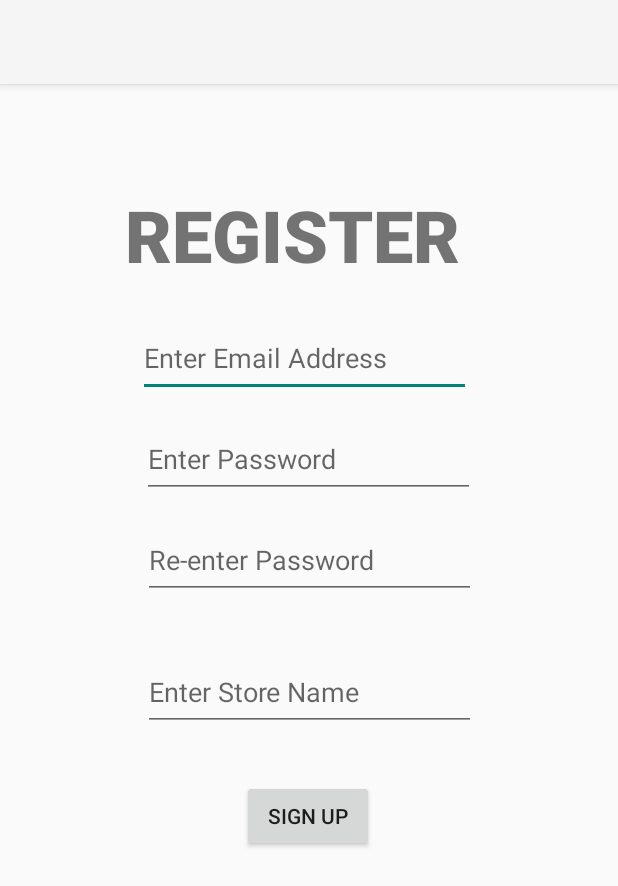
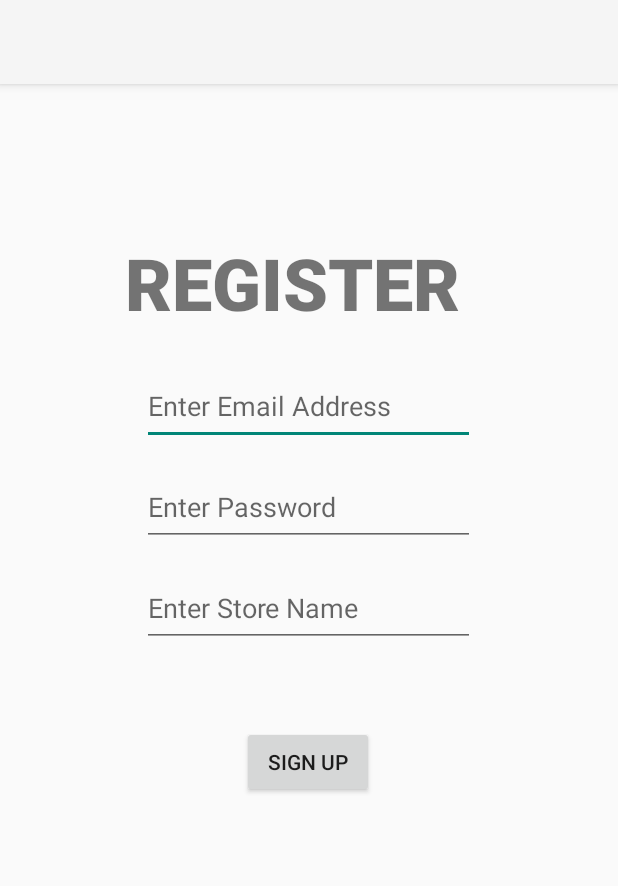
Before and after one commit to Maanethdesilva/Android-shopping-app, an Android app: the signupOptions screen opened directly, with no data from a screen before it, after a tap on "REGISTER AS STORE OWNER", on a phone screen of 412 x 824 dp. Shown: the top 886 px of the screen. Run offline under Robolectric (Android 15) with nearby library versions, the phone set to English and light mode, and no system bars.

```diff
--- /dev/null
+++ b/app/src/main/java/com/example/loginv3/Groceries.java
@@ -0,0 +1,5 @@
+package com.example.loginv3;
+
+public class Groceries {
+    //im testing shit out
+}
--- a/app/src/main/java/com/example/loginv3/Registration2.java
+++ b/app/src/main/java/com/example/loginv3/Registration2.java
@@ -2,13 +2,26 @@ package com.example.loginv3;
 
 import androidx.appcompat.app.AppCompatActivity;
 
+import android.content.Intent;
 import android.os.Bundle;
+import android.view.View;
+import android.widget.Button;
+import android.widget.TextView;
 
-public class Registration2 extends AppCompatActivity {
+public class Registration2 extends AppCompatActivity implements View.OnClickListener{
+    private Button register;
 
     @Override
     protected void onCreate(Bundle savedInstanceState) {
         super.onCreate(savedInstanceState);
         setContentView(R.layout.activity_registration_v2);
+        register = (Button) findViewById(R.id.registerbutton);
+        register.setOnClickListener(this);
+    }
+    @Override
+    public void onClick(View v) {
+        if (v.getId() == R.id.registerbutton){
+            startActivity(new Intent(this, User.class));
+        }
     }
 }
--- a/app/src/main/java/com/example/loginv3/User.java
+++ b/app/src/main/java/com/example/loginv3/User.java
@@ -10,6 +10,7 @@ import androidx.appcompat.app.AppCompatActivity;
 
 public class User extends AppCompatActivity {
     private EditText eTextName, eTextEmail, eTextPassword;
+    //initialize firebase authentication variable
 
     @Override
     protected void onCreate(Bundle savedInstanceState) {
@@ -23,9 +24,8 @@ public class User extends AppCompatActivity {
         String email = eTextEmail.getText().toString();
         String password = eTextPassword.getText().toString();
 
-        //validation of this information in progress by Mohammed
+        //validation of this information
 
-        //firebase stuff in progress by Maaneth
         //create new user with firebase
         //check if user registered
         //if user registered create a new instance of customer or store owner
--- a/app/src/main/java/com/example/loginv3/signupOptions.java
+++ b/app/src/main/java/com/example/loginv3/signupOptions.java
@@ -9,7 +9,6 @@ import android.widget.Button;
 import android.widget.TextView;
 
 public class signupOptions extends AppCompatActivity implements View.OnClickListener {
-
     private TextView signupCustomer;
     private TextView signupStoreOwner;
 
@@ -26,13 +25,11 @@ public class signupOptions extends AppCompatActivity implements View.OnClickList
 
     @Override
     public void onClick(View v) {
-        switch(v.getId()){
-            case R.id.storeownerbtn:
-                startActivity(new Intent(this, Registration2.class));
-                break;
-            case R.id.customerbtn:
-                startActivity(new Intent(this, Registration.class));
-                break;
+        if (v.getId() == R.id.storeownerbtn){
+            startActivity(new Intent(this, Registration2.class));
+        }
+        if (v.getId() == R.id.customerbtn){
+            startActivity(new Intent(this, Registration.class));
         }
     }
 }
--- a/app/src/main/res/layout/activity_registration_v2.xml
+++ b/app/src/main/res/layout/activity_registration_v2.xml
@@ -15,7 +15,7 @@
         android:hint="Enter Email Address"
         android:inputType="textEmailAddress"
         app:layout_constraintEnd_toEndOf="parent"
-        app:layout_constraintHorizontal_bias="0.485"
+        app:layout_constraintHorizontal_bias="0.497"
         app:layout_constraintStart_toStartOf="parent"
         app:layout_constraintTop_toBottomOf="@+id/textView5" />
 
@@ -36,30 +36,18 @@
         android:id="@+id/registerbutton"
         android:layout_width="wrap_content"
         android:layout_height="wrap_content"
-        android:layout_marginBottom="256dp"
+        android:layout_marginBottom="292dp"
         android:text="Sign Up"
         app:layout_constraintBottom_toBottomOf="parent"
         app:layout_constraintEnd_toEndOf="parent"
         app:layout_constraintHorizontal_bias="0.498"
         app:layout_constraintStart_toStartOf="parent" />
 
-    <EditText
-        android:id="@+id/editTextTextPassword3"
-        android:layout_width="222dp"
-        android:layout_height="51dp"
-        android:layout_marginTop="16dp"
-        android:ems="10"
-        android:hint="Re-enter Password"
-        android:inputType="textPassword"
-        app:layout_constraintEnd_toEndOf="parent"
-        app:layout_constraintStart_toStartOf="parent"
-        app:layout_constraintTop_toBottomOf="@+id/editTextPasswordReg" />
-
     <TextView
         android:id="@+id/textView5"
         android:layout_width="245dp"
         android:layout_height="69dp"
-        android:layout_marginTop="68dp"
+        android:layout_marginTop="100dp"
         android:fontFamily="sans-serif-black"
         android:text="REGISTER"
         android:textSize="48sp"
@@ -71,14 +59,15 @@
         android:id="@+id/editTextTextPersonName"
         android:layout_width="222dp"
         android:layout_height="51dp"
+        android:layout_marginTop="16dp"
         android:ems="10"
         android:hint="Enter Store Name"
         android:inputType="textPersonName"
         app:layout_constraintBottom_toTopOf="@+id/registerbutton"
         app:layout_constraintEnd_toEndOf="parent"
-        app:layout_constraintHorizontal_bias="0.502"
+        app:layout_constraintHorizontal_bias="0.497"
         app:layout_constraintStart_toStartOf="parent"
-        app:layout_constraintTop_toBottomOf="@+id/editTextTextPassword3"
-        app:layout_constraintVertical_bias="0.529" />
+        app:layout_constraintTop_toBottomOf="@+id/editTextPasswordReg"
+        app:layout_constraintVertical_bias="0.0" />
 
 </androidx.constraintlayout.widget.ConstraintLayout>
```
Also changed, not shown: app/src/main/java/com/example/loginv3/MainActivity.java (+2 -5 lines), app/src/main/java/com/example/loginv3/Order.java (added, +52 -0 lines), app/src/main/java/com/example/loginv3/Registration.java (+2 -8 lines), app/src/main/res/layout/activity_registration_v1.xml (+2 -15 lines).
